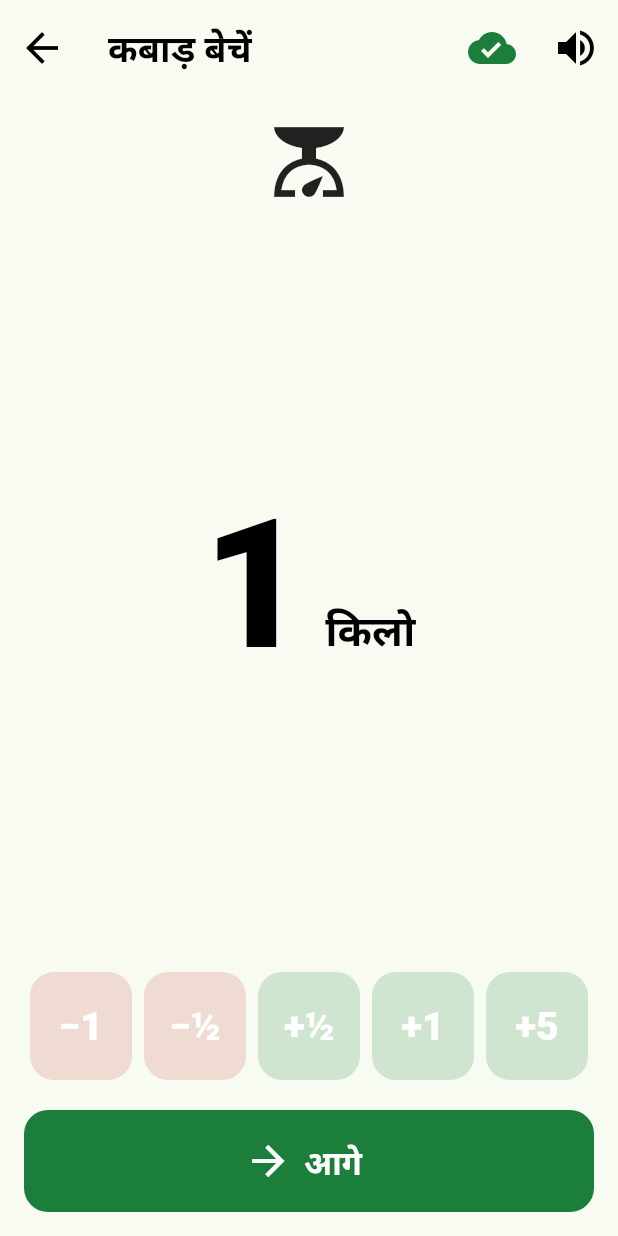
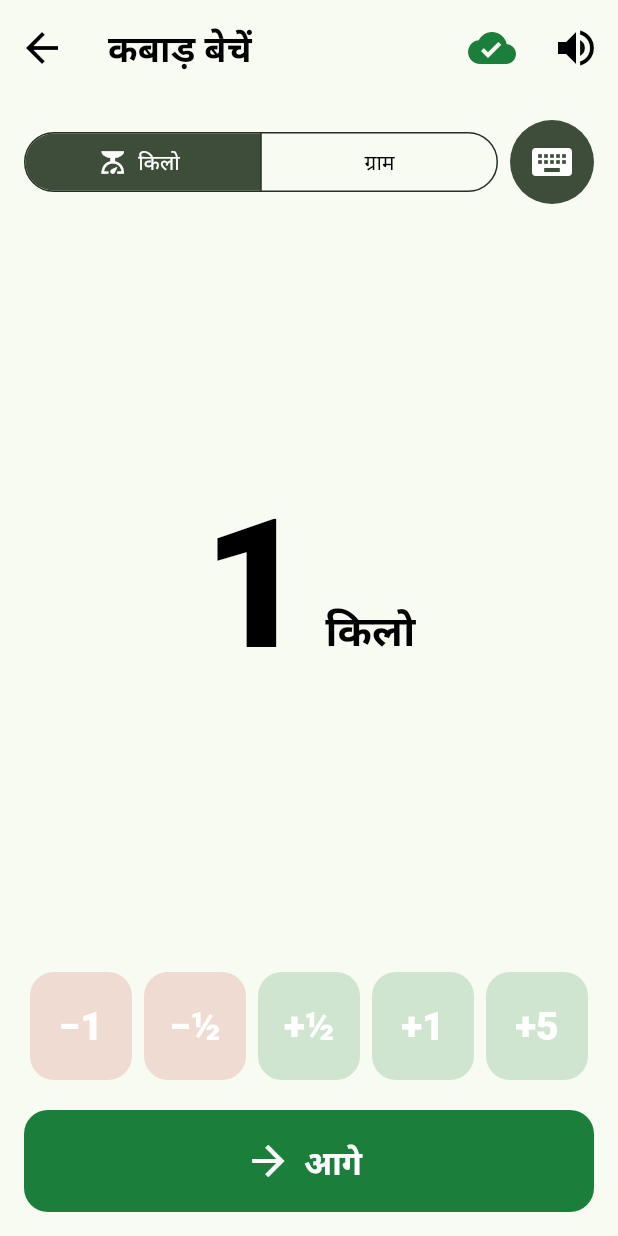
Before and after one commit to abhishek2007aka-collab/RecySetu, a Flutter app: the WeightScreen screen opened directly, on a phone screen of 412 x 824 dp. Run offline on Flutter 3.47's test engine with Material 3 defaults, Android fonts, the phone set to English and light mode, and no system bars; our stand-ins replace cloud_firestore, connectivity_plus, firebase_auth, firebase_core, flutter_image_compress, flutter_riverpod and 6 more; missing offline and left inert: mobile_scanner, tflite_flutter; accounts and stored records are empty.

Commit message:
Weight: type in kg or grams on the keypad; live price on the weight screen and Next button
Co-Authored-By: Claude Opus 5.5 <noreply@anthropic.com>

```diff
--- a/app/assets/i18n/bho.json
+++ b/app/assets/i18n/bho.json
@@ -133,5 +133,8 @@
   "yes": "हँ",
   "no": "ना",
   "voice_on": "आवाज चालू",
-  "voice_off": "आवाज बंद"
+  "voice_off": "आवाज बंद",
+  "grams": "ग्राम",
+  "type_weight": "वजन लिखीं। पहिले किलो या ग्राम चुनीं, फेर नंबर दबाईं",
+  "weight_spoken_g": "{weight} ग्राम"
 }
--- a/app/assets/i18n/bn.json
+++ b/app/assets/i18n/bn.json
@@ -133,5 +133,8 @@
   "yes": "হ্যাঁ",
   "no": "না",
   "voice_on": "আওয়াজ চালু",
-  "voice_off": "আওয়াজ বন্ধ"
+  "voice_off": "আওয়াজ বন্ধ",
+  "grams": "গ্রাম",
+  "type_weight": "ওজন লিখুন। আগে কেজি বা গ্রাম বেছে নিন, তারপর নম্বর চাপুন",
+  "weight_spoken_g": "{weight} গ্রাম"
 }
--- a/app/assets/i18n/en.json
+++ b/app/assets/i18n/en.json
@@ -132,5 +132,8 @@
   "yes": "Yes",
   "no": "No",
   "voice_on": "Voice on",
-  "voice_off": "Voice off"
+  "voice_off": "Voice off",
+  "grams": "grams",
+  "type_weight": "Type the weight. First choose kilo or gram, then tap the numbers",
+  "weight_spoken_g": "{weight} grams"
 }
--- a/app/assets/i18n/gbm.json
+++ b/app/assets/i18n/gbm.json
@@ -133,5 +133,8 @@
   "yes": "हाँ",
   "no": "नहीं",
   "voice_on": "आवाज़ चालू",
-  "voice_off": "आवाज़ बंद"
+  "voice_off": "आवाज़ बंद",
+  "grams": "ग्राम",
+  "type_weight": "वज़न लिखें। पहले किलो या ग्राम चुनें, फिर नंबर दबाएँ",
+  "weight_spoken_g": "{weight} ग्राम"
 }
--- a/app/assets/i18n/gu.json
+++ b/app/assets/i18n/gu.json
@@ -133,5 +133,8 @@
   "yes": "હા",
   "no": "ના",
   "voice_on": "અવાજ ચાલુ",
-  "voice_off": "અવાજ બંધ"
+  "voice_off": "અવાજ બંધ",
+  "grams": "ગ્રામ",
+  "type_weight": "વજન લખો. પહેલા કિલો કે ગ્રામ પસંદ કરો, પછી નંબર દબાવો",
+  "weight_spoken_g": "{weight} ગ્રામ"
 }
--- a/app/assets/i18n/hi.json
+++ b/app/assets/i18n/hi.json
@@ -132,5 +132,8 @@
   "yes": "हाँ",
   "no": "नहीं",
   "voice_on": "आवाज़ चालू",
-  "voice_off": "आवाज़ बंद"
+  "voice_off": "आवाज़ बंद",
+  "grams": "ग्राम",
+  "type_weight": "वज़न लिखें। पहले किलो या ग्राम चुनें, फिर नंबर दबाएँ",
+  "weight_spoken_g": "{weight} ग्राम"
 }
--- a/app/assets/i18n/kn.json
+++ b/app/assets/i18n/kn.json
@@ -133,5 +133,8 @@
   "yes": "ಹೌದು",
   "no": "ಇಲ್ಲ",
   "voice_on": "ಧ್ವನಿ ಆನ್",
-  "voice_off": "ಧ್ವನಿ ಆಫ್"
+  "voice_off": "ಧ್ವನಿ ಆಫ್",
+  "grams": "ಗ್ರಾಂ",
+  "type_weight": "ತೂಕ ಬರೆಯಿರಿ. ಮೊದಲು ಕಿಲೋ ಅಥವಾ ಗ್ರಾಂ ಆರಿಸಿ, ನಂತರ ಸಂಖ್ಯೆ ಒತ್ತಿ",
+  "weight_spoken_g": "{weight} ಗ್ರಾಂ"
 }
--- a/app/assets/i18n/mr.json
+++ b/app/assets/i18n/mr.json
@@ -133,5 +133,8 @@
   "yes": "हो",
   "no": "नाही",
   "voice_on": "आवाज चालू",
-  "voice_off": "आवाज बंद"
+  "voice_off": "आवाज बंद",
+  "grams": "ग्रॅम",
+  "type_weight": "वजन लिहा. आधी किलो किंवा ग्रॅम निवडा, मग नंबर दाबा",
+  "weight_spoken_g": "{weight} ग्रॅम"
 }
--- a/app/assets/i18n/pa.json
+++ b/app/assets/i18n/pa.json
@@ -133,5 +133,8 @@
   "yes": "ਹਾਂ",
   "no": "ਨਹੀਂ",
   "voice_on": "ਆਵਾਜ਼ ਚਾਲੂ",
-  "voice_off": "ਆਵਾਜ਼ ਬੰਦ"
+  "voice_off": "ਆਵਾਜ਼ ਬੰਦ",
+  "grams": "ਗ੍ਰਾਮ",
+  "type_weight": "ਭਾਰ ਲਿਖੋ। ਪਹਿਲਾਂ ਕਿੱਲੋ ਜਾਂ ਗ੍ਰਾਮ ਚੁਣੋ, ਫਿਰ ਨੰਬਰ ਦਬਾਓ",
+  "weight_spoken_g": "{weight} ਗ੍ਰਾਮ"
 }
--- a/app/assets/i18n/ta.json
+++ b/app/assets/i18n/ta.json
@@ -133,5 +133,8 @@
   "yes": "ஆம்",
   "no": "இல்லை",
   "voice_on": "ஒலி இயக்கம்",
-  "voice_off": "ஒலி நிறுத்தம்"
+  "voice_off": "ஒலி நிறுத்தம்",
+  "grams": "கிராம்",
+  "type_weight": "எடையை எழுதவும். முதலில் கிலோ அல்லது கிராம் தேர்ந்தெடுத்து, எண்களை அழுத்தவும்",
+  "weight_spoken_g": "{weight} கிராம்"
 }
--- a/app/assets/i18n/te.json
+++ b/app/assets/i18n/te.json
@@ -133,5 +133,8 @@
   "yes": "అవును",
   "no": "కాదు",
   "voice_on": "శబ్దం ఆన్",
-  "voice_off": "శబ్దం ఆఫ్"
+  "voice_off": "శబ్దం ఆఫ్",
+  "grams": "గ్రాములు",
+  "type_weight": "బరువు రాయండి. ముందు కిలో లేదా గ్రాము ఎంచుకుని, అంకెలు నొక్కండి",
+  "weight_spoken_g": "{weight} గ్రాములు"
 }
--- a/app/assets/i18n/ur.json
+++ b/app/assets/i18n/ur.json
@@ -133,5 +133,8 @@
   "yes": "ہاں",
   "no": "نہیں",
   "voice_on": "آواز چالو",
-  "voice_off": "آواز بند"
+  "voice_off": "آواز بند",
+  "grams": "گرام",
+  "type_weight": "وزن لکھیں۔ پہلے کلو یا گرام چنیں، پھر نمبر دبائیں",
+  "weight_spoken_g": "{weight} گرام"
 }
--- a/app/lib/core/widgets/action_button.dart
+++ b/app/lib/core/widgets/action_button.dart
@@ -14,6 +14,7 @@ class ActionButton extends ConsumerWidget {
     required this.onPressed,
     this.colour,
     this.speakLabel = true,
+    this.extra,
   });
 
   final IconData icon;
@@ -21,6 +22,9 @@ class ActionButton extends ConsumerWidget {
   final VoidCallback? onPressed;
   final Color? colour;
   final bool speakLabel;
+
+  /// Shown after the label, e.g. the live price "~₹300".
+  final String? extra;
 
   @override
   Widget build(BuildContext context, WidgetRef ref) {
@@ -32,7 +36,9 @@ class ActionButton extends ConsumerWidget {
       child: FilledButton.icon(
         style: FilledButton.styleFrom(backgroundColor: colour),
         icon: Icon(icon, size: 32),
-        label: Text(s.t(labelKey)),
+        label: Text(
+          extra == null ? s.t(labelKey) : '${s.t(labelKey)} · $extra',
+        ),
         onPressed: onPressed == null
             ? null
             : () {
--- a/app/lib/features/sell_lot/weight_screen.dart
+++ b/app/lib/features/sell_lot/weight_screen.dart
@@ -5,14 +5,17 @@ import '../../core/app_providers.dart';
 import '../../core/audio/audio_service.dart';
 import '../../core/format.dart';
 import '../../core/theme/app_theme.dart';
+import '../../core/valuation/valuation.dart';
 import '../../core/widgets/action_button.dart';
 import '../../core/widgets/k_scaffold.dart';
+import '../../core/widgets/number_pad.dart';
 import 'estimate_screen.dart';
 import 'sell_draft.dart';
 
-/// S8. Huge weight number with -1, -0.5, +0.5, +1, +5 kg buttons.
-/// Every change is spoken.
-class WeightScreen extends ConsumerWidget {
+/// S8. Huge weight number with -1, -0.5, +0.5, +1, +5 kg buttons, or type
+/// the weight on a big keypad in kilos or grams. Every change is spoken, and
+/// the fair price is shown live (also on the Next button).
+class WeightScreen extends ConsumerStatefulWidget {
   const WeightScreen({super.key});
 
   static const steps = <(int grams, String label)>[
@@ -23,16 +26,79 @@ class WeightScreen extends ConsumerWidget {
     (5000, '+5'),
   ];
 
+  /// Spoken/shown weight: grams below 1 kg ("350 g"), else kilos ("2.5 kg").
+  static (String number, String unitKey) display(int grams) =>
+      grams < 1000 ? ('$grams', 'grams') : (Fmt.kg(grams), 'kg');
+
   @override
-  Widget build(BuildContext context, WidgetRef ref) {
+  ConsumerState<WeightScreen> createState() => _WeightScreenState();
+}
+
+enum _Unit { kg, g }
+
+class _WeightScreenState extends ConsumerState<WeightScreen> {
+  bool _typing = false;
+  _Unit _unit = _Unit.kg;
+  String _typed = '';
+
+  void _speakWeight(int grams) {
+    final (n, unit) = WeightScreen.display(grams);
+    ref.speak(unit == 'grams' ? 'weight_spoken_g' : 'weight_spoken', {
+      'weight': n,
+    });
+  }
+
+  void _change(int delta) {
+    ref.read(sellDraftProvider.notifier).changeWeight(delta);
+    _speakWeight(ref.read(sellDraftProvider).weightGrams);
+  }
+
+  void _startTyping() {
+    setState(() {
+      _typing = true;
+      _typed = '';
+    });
+    ref.speak('type_weight');
+  }
+
+  void _finishTyping() {
+    final n = int.tryParse(_typed) ?? 0;
+    final grams = _unit == _Unit.kg ? n * 1000 : n;
+    ref.read(sellDraftProvider.notifier).setWeight(grams);
+    setState(() => _typing = false);
+    _speakWeight(ref.read(sellDraftProvider).weightGrams);
+  }
+
+  @override
+  Widget build(BuildContext context) {
     final s = ref.watch(appStringsProvider);
     final grams = ref.watch(sellDraftProvider.select((d) => d.weightGrams));
+    final price = ref.watch(draftPriceProvider);
+    final estimate = price == null || grams == 0
+        ? null
+        : Valuation.estimate(grams, price);
+    final (number, unitKey) = _typing
+        ? (_typed.isEmpty ? '0' : _typed, _unit == _Unit.kg ? 'kg' : 'grams')
+        : WeightScreen.display(grams);
 
-    void change(int delta) {
-      ref.read(sellDraftProvider.notifier).changeWeight(delta);
-      final now = ref.read(sellDraftProvider).weightGrams;
-      ref.speak('weight_spoken', {'weight': Fmt.kg(now)});
-    }
+    final weightText = FittedBox(
+      child: Row(
+        crossAxisAlignment: CrossAxisAlignment.baseline,
+        textBaseline: TextBaseline.alphabetic,
+        children: [
+          Text(
+            number,
+            style: TextStyle(
+              fontSize: _typing ? 88 : 120,
+              fontWeight: FontWeight.w900,
+              color: _typing ? Theme.of(context).colorScheme.primary : null,
+            ),
+          ),
+          const SizedBox(width: 12),
+          Text(s.t(unitKey), style: Theme.of(context).textTheme.headlineMedium),
+        ],
+      ),
+    );
 
     return KScaffold(
       titleKey: 'tile_sell',
@@ -41,34 +107,73 @@ class WeightScreen extends ConsumerWidget {
         padding: const EdgeInsets.all(16),
         child: Column(
           children: [
-            const Icon(Icons.scale, size: 56),
+            Row(
+              children: [
+                // Kilos / grams: also the unit used when typing.
                 Expanded(
-              child: Center(
-                child: FittedBox(
-                  child: Row(
-                    crossAxisAlignment: CrossAxisAlignment.baseline,
-                    textBaseline: TextBaseline.alphabetic,
-                    children: [
-                      Text(
-                        Fmt.kg(grams),
-                        style: const TextStyle(
-                          fontSize: 120,
-                          fontWeight: FontWeight.w900,
+                  child: SegmentedButton<_Unit>(
+                    showSelectedIcon: false,
+                    segments: [
+                      ButtonSegment(
+                        value: _Unit.kg,
+                        icon: const Icon(Icons.scale),
+                        label: Text(s.t('kg')),
+                      ),
+                      ButtonSegment(value: _Unit.g, label: Text(s.t('grams'))),
+                    ],
+                    selected: {_unit},
+                    onSelectionChanged: (v) {
+                      setState(() => _unit = v.first);
+                      ref.speak(v.first == _Unit.kg ? 'kg' : 'grams');
+                    },
                   ),
                 ),
-                      const SizedBox(width: 12),
-                      Text(
-                        s.t('kg'),
-                        style: Theme.of(context).textTheme.headlineMedium,
+                const SizedBox(width: 8),
+                IconButton.filledTonal(
+                  iconSize: 32,
+                  tooltip: s.t('type_weight'),
+                  icon: Icon(_typing ? Icons.close : Icons.keyboard),
+                  onPressed: _typing
+                      ? () => setState(() => _typing = false)
+                      : _startTyping,
                 ),
               ],
             ),
+            Expanded(child: Center(child: weightText)),
+            if (_typing)
+              NumberPad(
+                okLabel: s.t('ok'),
+                deleteLabel: s.t('delete'),
+                onDigit: (d) {
+                  if (_typed.length < (_unit == _Unit.kg ? 4 : 7)) {
+                    setState(() => _typed = _typed == '0' ? '$d' : '$_typed$d');
+                  }
+                },
+                onDelete: () {
+                  if (_typed.isNotEmpty) {
+                    setState(
+                      () => _typed = _typed.substring(0, _typed.length - 1),
+                    );
+                  }
+                },
+                onOk: _typed.isEmpty ? null : _finishTyping,
+              )
+            else ...[
+              if (estimate != null)
+                Padding(
+                  padding: const EdgeInsets.only(bottom: 8),
+                  child: Text(
+                    '~₹${Fmt.indian(estimate.spokenRupees)}',
+                    style: const TextStyle(
+                      fontSize: 40,
+                      fontWeight: FontWeight.w900,
+                      color: AppColors.confirmed,
                     ),
                   ),
                 ),
               Row(
                 children: [
-                for (final (delta, label) in steps)
+                  for (final (delta, label) in WeightScreen.steps)
                     Expanded(
                       child: Padding(
                         padding: const EdgeInsets.all(4),
@@ -83,7 +188,7 @@ class WeightScreen extends ConsumerWidget {
                             ),
                             onPressed: delta < 0 && grams == 0
                                 ? null
-                              : () => change(delta),
+                                : () => _change(delta),
                             child: Text(
                               label,
                               style: const TextStyle(
@@ -101,6 +206,9 @@ class WeightScreen extends ConsumerWidget {
               ActionButton(
                 icon: Icons.arrow_forward,
                 labelKey: 'next',
+                extra: estimate == null
+                    ? null
+                    : '~₹${Fmt.indian(estimate.spokenRupees)}',
                 colour: AppColors.confirmed,
                 onPressed: grams == 0
                     ? null
@@ -111,6 +219,7 @@ class WeightScreen extends ConsumerWidget {
                       ),
               ),
             ],
+          ],
         ),
       ),
     );
```
Also changed, not shown: docs/images/ai_heatmaps.jpg (added), 1 other file. Lines whose indentation alone changed are shown as unchanged.
